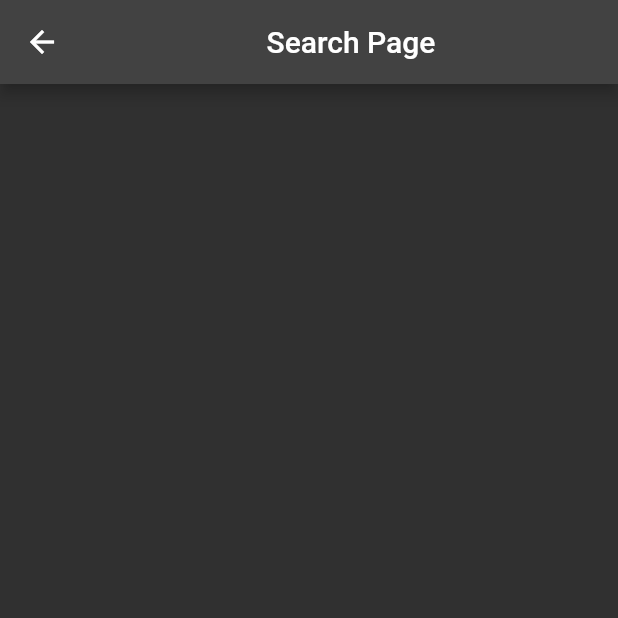
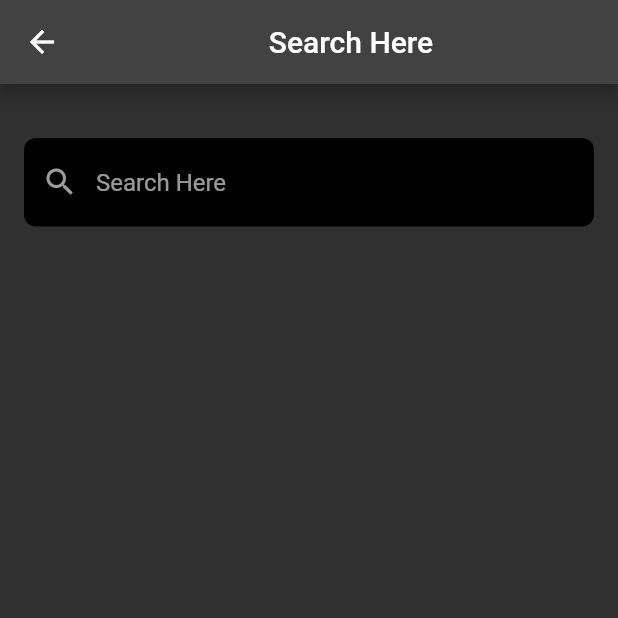
Before and after one commit to ManishModak/Smart-India-Hackathon-2023, a Flutter app: the Search screen opened by its route, on a phone screen of 412 x 824 dp, the top half of it. Run offline on Flutter 3.47's test engine with Material 2 defaults, Android fonts, the phone set to English and light mode, and no system bars; our stand-ins replace cloud_firestore, firebase_core, flutter_map, flutter_secure_storage, flutter_spinkit, font_awesome_flutter and 2 more; accounts and stored records are empty.

Commit message:
Updated searchPage

```diff
--- a/lib/pages/searchPage.dart
+++ b/lib/pages/searchPage.dart
@@ -17,7 +17,32 @@ class _SearchState extends State<Search> {
   @override
   Widget build(BuildContext context) {
     return Scaffold(
-      appBar: AppBar(title: const Center(child: Text("Search Page")),),
+      appBar: AppBar(title: const Center(child: Text("Search Here")),),
+       body: Padding(
+         padding: EdgeInsets.all(16),
+         child: Column(
+        mainAxisAlignment: MainAxisAlignment.start,
+        crossAxisAlignment: CrossAxisAlignment.start,
+        children: [
+          SizedBox(
+            height: 20.0,
+          ),
+          TextField(
+            decoration: InputDecoration(
+              filled: true,
+              fillColor: Colors.black,
+              border: OutlineInputBorder(
+                borderRadius: BorderRadius.circular(8.0),
+                borderSide: BorderSide.none,
+              ),
+              hintText: "Search Here",
+              prefixIcon: Icon(Icons.search),
+              prefixIconColor: Colors.grey
+            )
+          )
+        ]
+      ),
+       ),
     );
   }
 }
```
